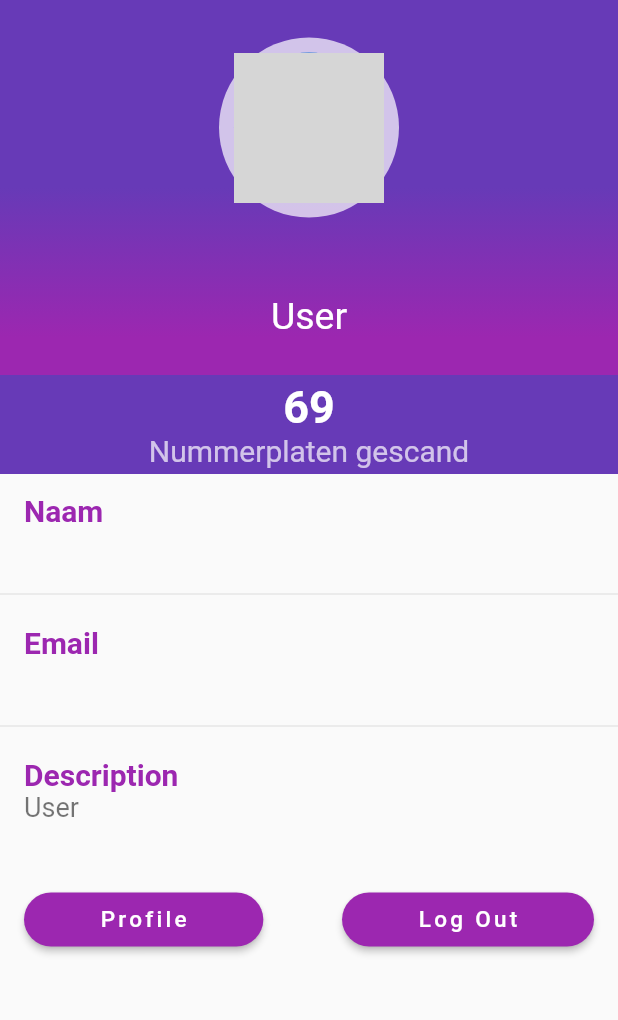
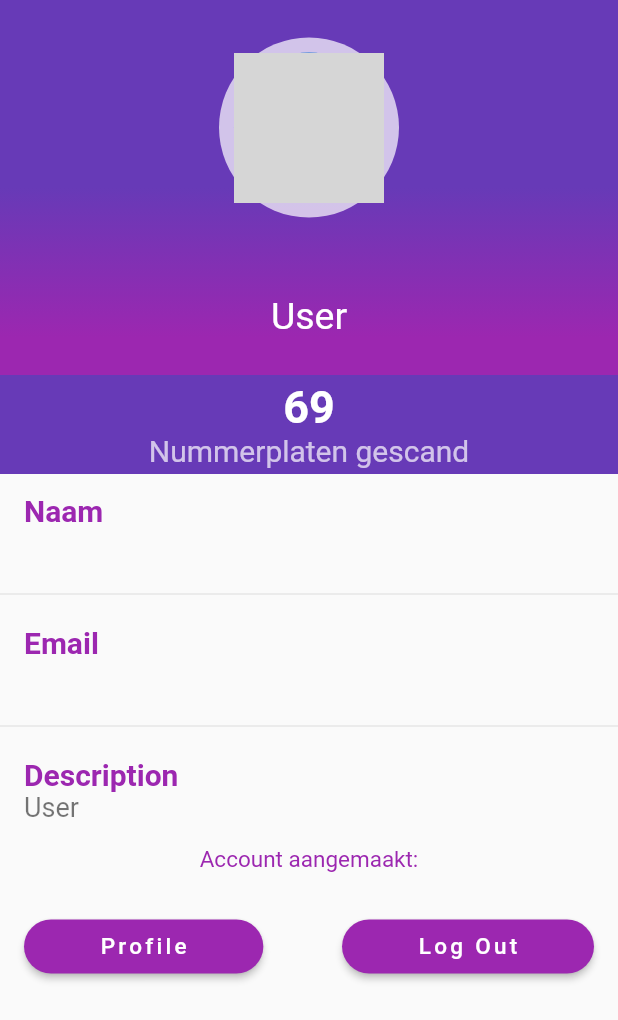
Before and after one commit to flyinginstect47/Facenator, a Flutter app: the ProfilePage screen opened by its route, on a phone screen of 412 x 824 dp. Shown: the top 1020 px of the screen. Run offline on Flutter 3.47's test engine with Material 2 defaults, Android fonts, the phone set to English and light mode, and no system bars; our stand-ins replace fluttertoast, shared_preferences; missing offline and left inert: camerawesome; accounts and stored records are empty; network calls fail; grey boxes are pictures that could not be loaded.

Commit message:
Update Profile_Page.dart

```diff
--- a/GIP_Application/lib/screens/Profile_Page.dart
+++ b/GIP_Application/lib/screens/Profile_Page.dart
@@ -8,10 +8,14 @@ import 'package:shared_preferences/shared_preferences.dart';
 // import 'package:gip_application/screens/camera.dart';
 // import 'package:gip_application/screens/Home_Page.dart';
 
-// String id = ID;
+String id = ID;
 String name = '';
 String email = '';
 String descrip = 'User';
+String password = tempPassword;
+String date = '';
+
+// String pass = tempPassword;
 
 class ProfilePage extends StatefulWidget {
   const ProfilePage({Key? key}) : super(key: key);
@@ -62,7 +66,12 @@ class ProfilePageState extends State<ProfilePage> {
     name = jsonData[0]["Username"];
     email = jsonData[0]["Email"];
     descrip = jsonData[0]["Description"];
-    setState(() {});
+    // password = jsonData[0]["Password"];
+    date = jsonData[0]["Date"];
+    // setState(() {});
+    if (this.mounted) {
+      setState(() {});
+    }
     return;
   }
 
@@ -211,6 +220,21 @@ class ProfilePageState extends State<ProfilePage> {
             ),
           ),
           Container(
+              child: Column(children: [
+            Row(
+              mainAxisAlignment: MainAxisAlignment.center,
+              children: [
+                Text("Account aangemaakt: $date",
+                    textAlign: TextAlign.center,
+                    style: TextStyle(
+                      fontWeight: FontWeight.normal,
+                      fontSize: 15,
+                      color: Colors.purple,
+                    ))
+              ],
+            )
+          ])),
+          Container(
             padding: EdgeInsets.only(left: 16, top: 25, right: 16),
             child: Column(
               children: [
```
